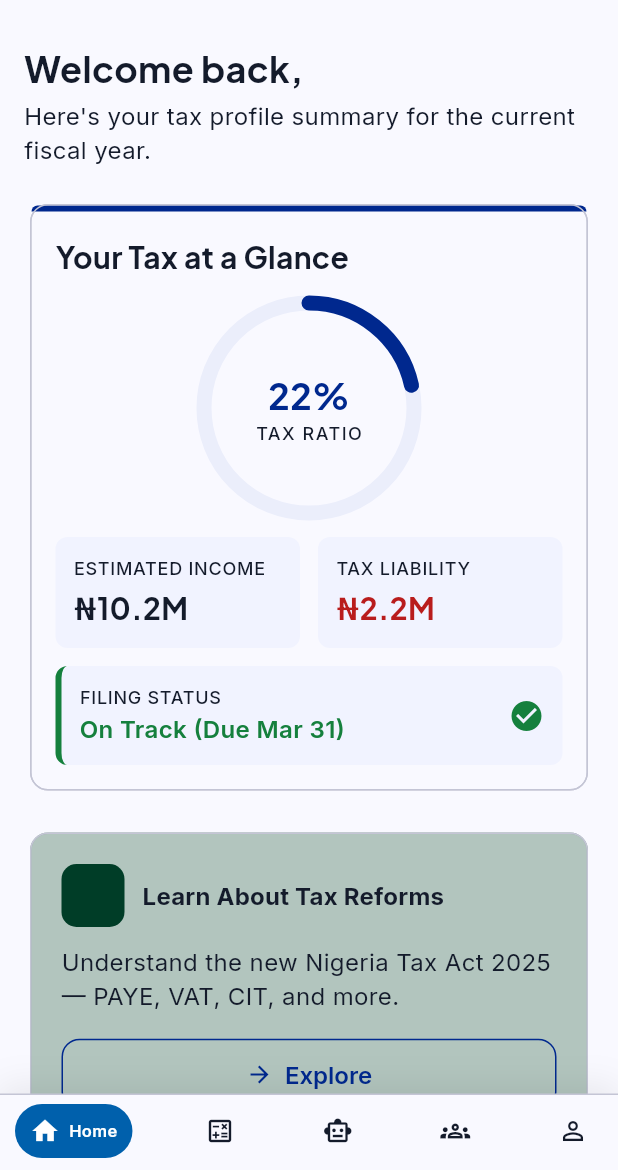
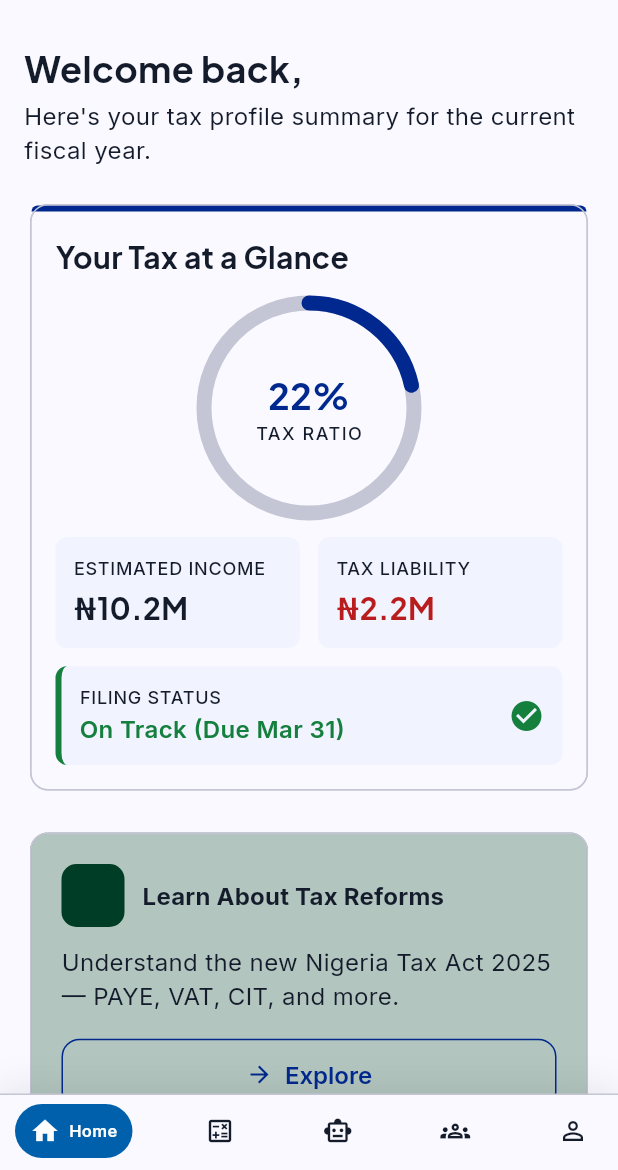
Before and after one commit to TCodesOfficial/Naijatax, a Flutter app: the DashboardScreen screen opened by its route, on a phone screen of 412 x 824 dp, the part 66-1236 px from its top. Run offline on Flutter 3.47's test engine with Material 3 defaults, Android fonts, the light colour scheme and no system bars; drawn by our look-alikes of google_nav_bar; our stand-ins replace dio, file_picker, fl_chart, flutter_animate, flutter_riverpod, go_router and 8 more; missing offline and left inert: cached_network_image_ce; accounts and stored records are empty; network calls fail.

Commit message:
Final Client side bug fixes

```diff
--- a/client/lib/core/router/app_router.dart
+++ b/client/lib/core/router/app_router.dart
@@ -57,8 +57,8 @@ final routerProvider = Provider<GoRouter>((ref) {
         if (isGuest) return '/dashboard';
         return hasOnboarded ? '/dashboard' : '/onboarding';
       }
-      // ── RULE 2: Already completed onboarding → skip landing/onboarding ─
-      if (hasOnboarded && (isLanding || isOnboarding)) {
+      // ── RULE 2: Already completed onboarding or guest → skip landing/onboarding ─
+      if ((hasOnboarded || isGuest) && (isLanding || isOnboarding)) {
         return '/dashboard';
       }
 
--- a/client/lib/screens/dashboard_screen.dart
+++ b/client/lib/screens/dashboard_screen.dart
@@ -180,7 +180,7 @@ class _DashboardScreenState extends ConsumerState<DashboardScreen> {
             child: CircularProgressIndicator(
               value: ratio,
               strokeWidth: 10,
-              backgroundColor: theme.colorScheme.surfaceContainerHighest.withValues(alpha: 0.5),
+              backgroundColor: theme.colorScheme.outlineVariant,
               valueColor: AlwaysStoppedAnimation<Color>(
                 theme.colorScheme.primary,
               ),
@@ -493,7 +493,7 @@ class _DashboardScreenState extends ConsumerState<DashboardScreen> {
         amount: AppFormatter.naira(computedTax),
         subtitle: 'of ${AppFormatter.nairaCompact(annualGross)} gross',
         color: theme.colorScheme.primary,
-        bgColor: theme.colorScheme.primaryContainer,
+        bgColor: theme.colorScheme.primary.withValues(alpha: 0.12),
         icon: Icons.receipt_long_outlined,
         route: '/calculator',
       ),
@@ -504,7 +504,7 @@ class _DashboardScreenState extends ConsumerState<DashboardScreen> {
         amount: AppFormatter.naira(vatPayable),
         subtitle: 'monthly on spending',
         color: theme.colorScheme.secondary,
-        bgColor: theme.colorScheme.secondaryContainer,
+        bgColor: theme.colorScheme.secondary.withValues(alpha: 0.12),
         icon: Icons.shopping_cart_outlined,
         route: '/calculator',
       ),
@@ -515,7 +515,7 @@ class _DashboardScreenState extends ConsumerState<DashboardScreen> {
         amount: AppFormatter.naira(0),
         subtitle: 'below \u20A650M threshold',
         color: theme.colorScheme.tertiary,
-        bgColor: theme.colorScheme.tertiaryFixedDim,
+        bgColor: theme.colorScheme.tertiary.withValues(alpha: 0.12),
         icon: Icons.business_outlined,
         route: '/calculator',
       ),
@@ -797,6 +797,9 @@ class _DashboardScreenState extends ConsumerState<DashboardScreen> {
                             getTitlesWidget: (value, meta) {
                               final idx = value.toInt();
                               if (idx < state.data.length) {
+                                if (isMobile && idx % 2 != 0 && idx != state.data.length - 1) {
+                                  return const SizedBox.shrink();
+                                }
                                 return Padding(
                                   padding: const EdgeInsets.only(top: 8),
                                   child: Text(
@@ -809,7 +812,7 @@ class _DashboardScreenState extends ConsumerState<DashboardScreen> {
                               }
                               return const SizedBox.shrink();
                             },
-                            reservedSize: 32,
+                            reservedSize: isMobile ? 36 : 32,
                           ),
                         ),
                         leftTitles: AxisTitles(
--- a/client/lib/screens/profile/profile_screen.dart
+++ b/client/lib/screens/profile/profile_screen.dart
@@ -192,8 +192,8 @@ class _ProfileScreenState extends ConsumerState<ProfileScreen> {
                                 : null,
                             child: authState.user?.avatarUrl == null
                                 ? Icon(
-                                    Icons.person,
-                                    size: 40,
+                                    Icons.account_circle_outlined,
+                                    size: 44,
                                     color: theme.colorScheme.primary,
                                   )
                                 : null,
--- a/client/lib/widgets/adaptive_scaffold.dart
+++ b/client/lib/widgets/adaptive_scaffold.dart
@@ -120,8 +120,8 @@ class AdaptiveScaffold extends ConsumerWidget {
                     radius: 16,
                     backgroundColor: theme.colorScheme.primaryContainer,
                     child: Icon(
-                      Icons.person,
-                      size: 18,
+                      Icons.account_circle_outlined,
+                      size: 20,
                       color: theme.colorScheme.primary,
                     ),
                   ),
@@ -136,8 +136,8 @@ class AdaptiveScaffold extends ConsumerWidget {
                         : null,
                     child: !hasAvatar
                         ? Icon(
-                            Icons.person,
-                            size: 18,
+                            Icons.account_circle_outlined,
+                            size: 20,
                             color: theme.colorScheme.primary,
                           )
                         : null,
@@ -267,8 +267,8 @@ class AdaptiveScaffold extends ConsumerWidget {
                         : null,
                     child: !hasAvatar
                         ? Icon(
-                            Icons.person,
-                            size: 18,
+                            Icons.account_circle_outlined,
+                            size: 20,
                             color: theme.colorScheme.primary,
                           )
                         : null,
```
Also changed, not shown: client/lib/screens/learn/tax_reform_screen.dart (+11 -9 lines), client/lib/main.dart (line endings or trailing spaces).
